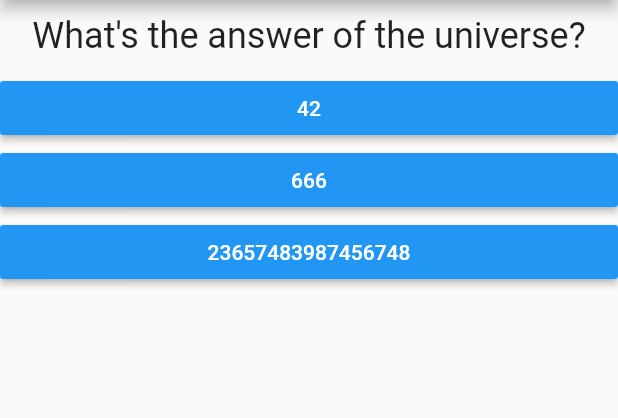
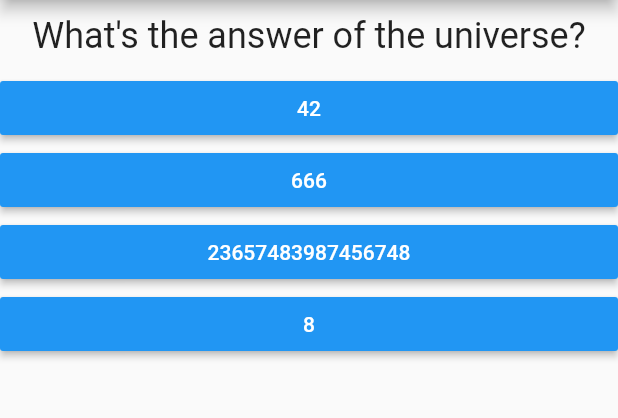
Before and after one commit to gpi-it/gpi-techlab-social-app, a Flutter app: the screen it shows after launch, on a phone screen of 412 x 824 dp, the part 84-502 px from its top. Run offline on Flutter 3.47's test engine with Material 2 defaults, Android fonts, the phone set to English and light mode, and no system bars.

Commit message:
tuto completed

```diff
--- a/gpi_socialapp_flutter/lib/main.dart
+++ b/gpi_socialapp_flutter/lib/main.dart
@@ -1,8 +1,8 @@
-// Convention: imported packages first then backspace then imported files
+// Convention: imported external packages first then backspace then imported internal files
 import 'package:flutter/material.dart';
 
-import './question.dart';
-import './answer.dart';
+import './quiz.dart';
+import './result.dart';
 
 // void means that the function will not return anything
 // main() is the entry point where the code is executed when the app starts
@@ -24,15 +24,80 @@ class MyApp extends StatefulWidget {
 }
 
 class _MyAppState extends State<MyApp> {
-// MyAppState depends on MyApp
+// MyAppState depends on MyApp (sub class of?)
   var _questionIndex = 0;
+  var _totalScore = 0;
 
-  void _answerQuestion() {
+  void _resetQuiz() {
+    setState(() {
+      _questionIndex = 0;
+      _totalScore = 0;
+    });
+  }
+
+// 'const' when you are sur the value will never change runtime and compile-time (use final otherwise).
+  final _questions = const [
+    // Mapping
+    // question 1
+    {
+      'questionText': 'What\'s the answer of the universe?',
+      'answers': [
+        {'text': '42', 'score': 42},
+        {
+          'text': '666',
+          'score': 3,
+        },
+        {'text': '23657483987456748', 'score': 1},
+        {'text': '8', 'score': 40000}
+      ],
+    },
+
+    // question 2
+    {
+      'questionText':
+          'Where have you been to answer SUCH NONSENSE at the question before?',
+      'answers': [
+        {'text': 'In Paris', 'score': 23},
+        {'text': 'In dreams', 'score': 12},
+        {'text': 'I refuse to answer this', 'score': 1000000}
+      ],
+    },
+
+    // question 3
+    {
+      'questionText': 'What do you expect to do in 5 years?',
+      'answers': [
+        {
+          'text': 'To survive until then you mean? It would be unbielivable.',
+          'score': 1
+        },
+        {'text': 'In dreams.', 'score': 0},
+        {
+          'text':
+              'Having few children, a wife, a house, a job and a very boring life.',
+          'score': 12000
+        }
+      ],
+    },
+  ];
+
+  // var _questions = const [] -> it is impossible to change the values of the list but still possible to change the address of the list
+
+  void _answerQuestion(int score) {
 // setState() sets properties of state object which in turn triggers the update to the UI.
+
+    _totalScore += score;
+
     setState(() {
       _questionIndex = _questionIndex + 1;
     });
     print(_questionIndex);
+
+    if (_questionIndex < _questions.length) {
+      print('We have more questions');
+    } else {
+      print('No more questions!');
+    }
   }
 
   @override
@@ -41,49 +106,24 @@ class _MyAppState extends State<MyApp> {
 // BuildContext Class is nothing else but a reference to the location of a Widget within the tree structure of all the Widgets which are built.
 // Every Flutter widget has an @override build() method with the argument of BuildContext .
   Widget build(BuildContext context) {
-// 'const' when you are sur the value will never change runtime and compile-time (use final otherwise).
-    const questions = [
-      {
-        'questionText': 'What\'s the answer of the universe?',
-        'answers': ['42', '666', '23657483987456748'],
-      }, //Map
+// MaterialApp is the starting point of the app, it tells Flutter that you the app is going to use Material components.
+    return MaterialApp(
 
-      {
-        'questionText':
-            'Where have you been to answer SUCH NONSENSE at the question before?',
-        'answers': ['In Paris', 'In dreams', 'I refuse to answer this'],
-      },
-
-      {
-        'questionText': 'What do you expect to do in 5 years?',
-        'answers': [
-          'To survive until then you mean? It would be unbielivable.',
-          'In dreams.',
-          'Having few children, a wife, a house, a job and a very boring life.'
-        ],
-      },
-    ];
-
-    // var questions = const [] -> it is impossible to change the values of the list but still possible to change the address of the list
-
-    return MaterialApp(
+        // Scaffold let implement the Material standard app widgets that most application has. Such as AppBar, BottomAppBar, FloatingActionButton,
+        // The Scaffold is designed to be the single top-level container for a MaterialApp although it is not necessary to nest a Scaffold.
         home: Scaffold(
-            appBar: AppBar(
-              title: Text('GPI Social App'),
-            ),
-            body: Column(
-              children: [
-                Question(questions[_questionIndex]['questionText']),
-
-                // transform the list of Strings into a list of Widgets. The Map methods execute a function on every element in the list.
-                ...(questions[_questionIndex]['answers'] as List<String>)
-                    .map((answer) {
-                  /// ... put the values of a list out of separate values from a list
-                  return Answer(_answerQuestion,
-                      answer); // return a new list (of Widgets), create a new Answer widget, forward the answer of the list into the Answer() widget                })
-                }).toList() // transform to a list
-              ],
-            ) // <Widget>[] hold a list of Widgets
-            ));
+      //appBar and Column are subtree of home
+      appBar: AppBar(
+        title: Text('GPI Social App'),
+      ),
+      body: _questionIndex < _questions.length
+          ? // if condition is true, execute Quiz(), else execute Result()
+          Quiz(
+              answerQuestion: _answerQuestion,
+              questionIndex: _questionIndex,
+              questions: _questions,
+            )
+          : Result(_totalScore, _resetQuiz),
+    ));
   }
 }
--- /dev/null
+++ b/gpi_socialapp_flutter/lib/quiz.dart
@@ -0,0 +1,32 @@
+import 'package:flutter/material.dart';
+
+import './question.dart';
+import './answer.dart';
+
+class Quiz extends StatelessWidget {
+  final Function answerQuestion;
+  final int questionIndex;
+  final List<Map<String, Object>> questions;
+
+  Quiz(
+      {@required this.answerQuestion,
+      @required this.questionIndex,
+      @required this.questions});
+
+  @override
+  Widget build(BuildContext context) {
+    return Column(children: [
+      Question(questions[questionIndex]['questionText']),
+
+      // transform the list of Strings into a list of Widgets. The Map method iterates a function on every element in the list.
+      ...(questions[questionIndex]['answers'] as List<Map<String, Object>>)
+          .map((answer) {
+        /// '...' put the values from list out to separate values
+        return Answer(
+            () => answerQuestion(answer['score']),
+            answer[
+                'text']); // return a new list (of Widgets), create a new Answer widget, forward the answer of the list into the Answer() widget })
+      }).toList() // transform to a list
+    ]);
+  }
+}
```
Also changed, not shown: gpi_socialapp_flutter/lib/result.dart (added, +41 -0 lines), 1 other file.
